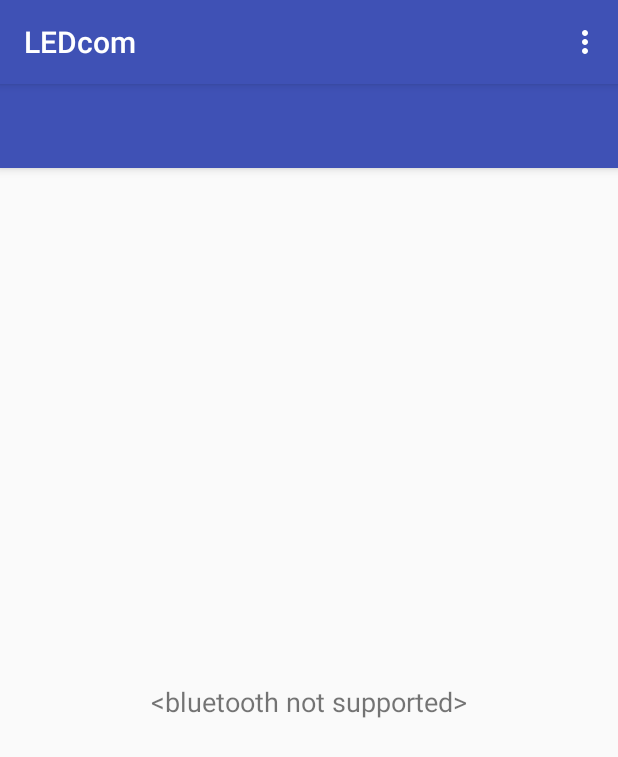
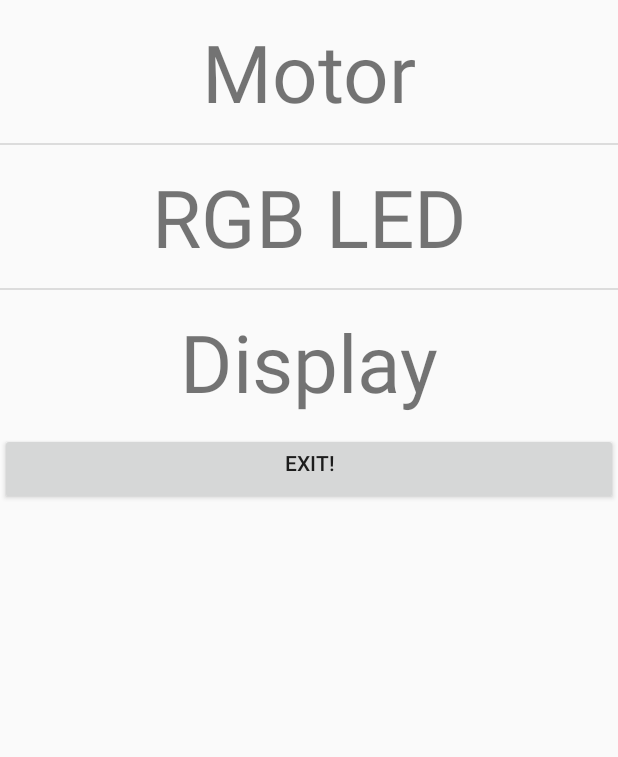
Before and after one commit to seanlab117/mocon5, an Android app: the screen it shows after launch (MainActivity before the commit, HomeActivity after it), on a phone screen of 412 x 824 dp. Shown: the top 757 px of the screen. Run offline under Robolectric (Android 15) with nearby library versions, the phone set to English and light mode, and no system bars.

Commit message:
sean_0223_03

```diff
--- a/Android_ESP32_BLE3/app/build.gradle
+++ b/Android_ESP32_BLE3/app/build.gradle
@@ -23,6 +23,8 @@ android {
 dependencies {
     //sean compile fileTree(dir: 'libs', include: ['*.jar'])
     implementation fileTree(dir: 'libs', include: ['*.jar'])
+    implementation 'androidx.activity:activity:1.8.0'
+    implementation 'androidx.constraintlayout:constraintlayout:2.2.0'
     //sean testCompile 'junit:junit:4.12'
     testImplementation 'junit:junit:4.13.2'
 
--- /dev/null
+++ b/Android_ESP32_BLE3/app/src/main/java/com/hishri/fnarduino/HomeActivity.java
@@ -0,0 +1,124 @@
+package com.hishri.fnarduino;
+
+import android.app.ListActivity;
+import android.content.Context;
+import android.content.Intent;
+import android.net.Uri;
+import android.os.Bundle;
+import android.util.Log;
+import android.view.LayoutInflater;
+import android.view.Menu;
+import android.view.View;
+import android.view.ViewGroup;
+import android.widget.BaseAdapter;
+import android.widget.ListAdapter;
+import android.widget.ListView;
+import android.widget.TextView;
+
+/**
+ * A simplistic Home Screen app built on a ListView.
+ * Meant to be a form of "kiosk mode", only allowing certain apps.
+ * It's ugly, man!
+ * NOT A SECURE KIOSK: See http://androidcookbook/r/4124
+ * As with all free software, use at own risk!!!!!
+ * @author Ian Darwin
+ */
+public class HomeActivity extends ListActivity {
+
+    private static final String TAG = "HomeScreenDemo";
+
+    private static MyAppDesc mDemoAppDesc;
+    /** Trust me, you really want to set this false for production versions! */
+    private final boolean ALLOW_EXIT_BUTTON = true;
+
+    /** Toy data structure to track the allowable apps */
+    class MyAppDesc {
+        public MyAppDesc(String name, Intent intent) {
+            super();
+            this.name = name;
+            this.intent = intent;
+        }
+        String name;
+        Intent intent;
+    }
+
+    /** The allowed apps */
+    MyAppDesc[] progs = {
+            new MyAppDesc("Motor",
+                    new Intent(Intent.ACTION_DIAL, null)),
+
+            new MyAppDesc("RGB LED", 						// XXX Grossly insecure kiosk!
+                    new Intent(Intent.ACTION_VIEW, Uri.parse("http://google.com"))),
+            mDemoAppDesc = new MyAppDesc("Display", null),
+    };
+
+    @Override
+    public void onCreate(final Bundle savedInstanceState) {
+        super.onCreate(savedInstanceState);
+        setContentView(R.layout.home_activity);
+
+        mDemoAppDesc.intent = getPackageManager().getLaunchIntentForPackage("com.android.browser");
+        setListAdapter(adapter);
+        if (!ALLOW_EXIT_BUTTON) {
+            View v = findViewById(R.id.exitButton);
+            v.setVisibility(View.GONE);
+        }
+    }
+
+    /**
+     * The heart of the home app: run user's chosen other app.
+     */
+    @Override
+    protected void onListItemClick(final ListView l, final View v, int position, long id) {
+        Log.d(TAG, "Starting activity for " + progs[position].name);
+        startActivity(progs[position].intent);
+    }
+
+    private final ListAdapter adapter = new BaseAdapter() {
+
+        @Override
+        public View getView(final int position, final View convertView, final ViewGroup parent) {
+            View v = convertView;
+
+            if (v == null) {
+                LayoutInflater vi = (LayoutInflater)getSystemService(Context.LAYOUT_INFLATER_SERVICE);
+                v = vi.inflate(R.layout.app_row, null);
+            }
+
+            MyAppDesc prog = progs[position];
+            TextView name = (TextView)v.findViewById(R.id.app_name);
+
+            name.setText(prog.name);
+
+            return v;
+        }
+
+        @Override
+        public long getItemId(int position) {
+            return position;
+        }
+
+        @Override
+        public Object getItem(int position) {
+            return progs[position];
+        }
+
+        @Override
+        public int getCount() {
+            return progs.length;
+        }
+    };
+
+    @Override
+    public boolean onCreateOptionsMenu(Menu menu) {
+        getMenuInflater().inflate(R.menu.activity_home, menu);
+        return true;
+    }
+
+    /** This method should be removed (via CodeGuard) in the
+     * non-debugging version.
+     */
+    public void exitPressed(View v) {
+        System.exit(0);
+    }
+}
--- a/Android_ESP32_BLE3/app/src/main/java/com/hishri/fnarduino/MainActivity.java
+++ b/Android_ESP32_BLE3/app/src/main/java/com/hishri/fnarduino/MainActivity.java
@@ -13,6 +13,7 @@ public class MainActivity extends AppCompatActivity implements FragmentManager.O
         super.onCreate(savedInstanceState);
         setContentView(R.layout.activity_main);
         Toolbar toolbar = findViewById(R.id.toolbar);
+        //sean setSupportActionBar(toolbar);
         //sean setSupportActionBar(toolbar);
         getSupportFragmentManager().addOnBackStackChangedListener(this);
         if (savedInstanceState == null)
--- /dev/null
+++ b/Android_ESP32_BLE3/app/src/main/res/layout/app_row.xml
@@ -0,0 +1,16 @@
+<?xml version="1.0" encoding="utf-8"?>
+<LinearLayout xmlns:android="http://schemas.android.com/apk/res/android"
+    android:layout_width="fill_parent"
+    android:layout_height="fill_parent"
+    android:orientation="vertical" >
+
+     <TextView
+        android:id="@+id/app_name"
+        android:layout_width="match_parent"
+        android:layout_height="wrap_content"
+        android:textSize="24pt"
+        android:padding="12dp"
+        android:gravity="center"
+        />
+
+</LinearLayout>
--- /dev/null
+++ b/Android_ESP32_BLE3/app/src/main/res/layout/home_activity.xml
@@ -0,0 +1,26 @@
+<?xml version="1.0" encoding="utf-8"?>
+<LinearLayout xmlns:android="http://schemas.android.com/apk/res/android"
+    android:layout_width="fill_parent"
+    android:layout_height="fill_parent"
+    android:orientation="vertical" >
+
+    <ListView
+        android:id="@android:id/list"
+        android:layout_width="match_parent"
+        android:layout_height="wrap_content" />
+
+    <TextView
+        android:id="@android:id/empty"
+        android:layout_width="match_parent"
+        android:layout_height="match_parent"
+        android:text="@string/emptyList" />
+
+    <Button
+        android:id="@+id/exitButton"
+        android:layout_width="match_parent"
+        android:layout_height="wrap_content"
+        android:gravity="center_horizontal"
+        android:onClick="exitPressed"
+        android:text="@string/exit" />
+
+</LinearLayout>
--- /dev/null
+++ b/Android_ESP32_BLE3/app/src/main/res/menu/activity_home.xml
@@ -0,0 +1,6 @@
+<menu xmlns:android="http://schemas.android.com/apk/res/android">
+    <item android:id="@+id/menu_help"
+        android:title="@string/menu_help"
+        android:orderInCategory="100"
+        android:showAsAction="never" />
+</menu>
--- a/Android_ESP32_BLE3/app/src/main/res/values/strings.xml
+++ b/Android_ESP32_BLE3/app/src/main/res/values/strings.xml
@@ -24,9 +24,9 @@
 	<string name="menu_stop">Stop</string>
 	<string name="is_serial">Serial Present:</string>
 	<string-array name="roygbiv">
-		<item >Red</item>
-		<item >Green</item>
-		<item >Blue</item>
+		<item>Red</item>
+		<item>Green</item>
+		<item>Blue</item>
 	</string-array>
 	<string name="button">Send</string>
 	<string name="red_slide">Red</string>
@@ -35,4 +35,9 @@
 	<string name="bluetooth_permission_title">Bluetooth permission</string>
 	<string name="bluetooth_permission_grant">Bluetooth permission is required by this App. Please grant in next dialog.</string>
 	<string name="bluetooth_permission_denied">Bluetooth permission was permanently denied. You have to enable permission \"%s\" in App settings.</string>
+	<string name="menu_settings">Settings</string>
+	<string name="menu_help">Help</string>
+	<string name="title_activity_home">HomeAppDemo</string>
+	<string name="exit">Exit!</string>
+	<string name="emptyList">No Apps configured!</string>
 </resources>
```
Also changed, not shown: Android_ESP32_BLE3/app/src/main/AndroidManifest.xml (+20 -19 lines), Android_ESP32_BLE3/app/src/main/res/layout/activity_main2.xml (added, +29 -0 lines).
